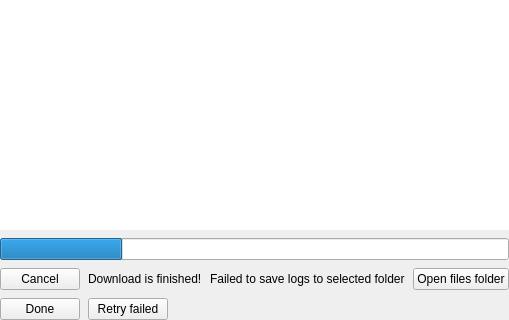
networkoptix/nx_open, file vms/client/nx_vms_client_desktop/src/nx/vms/client/desktop/system_administration/widgets/logs_management_widget.ui: the form before one commit; both pictures show x 0 to 509 and y 287 to 607 of the 509 by 607 pixel window.
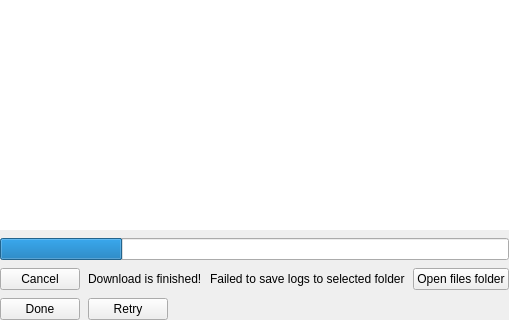
The form after the commit. The open tabs and pages were chosen to show the change. Custom widgets are drawn as their Qt base class.

Commit message: VMS-36088: Log Collection: Fix Retry button label

```diff
--- a/vms/client/nx_vms_client_desktop/src/nx/vms/client/desktop/system_administration/widgets/logs_management_widget.ui
+++ b/vms/client/nx_vms_client_desktop/src/nx/vms/client/desktop/system_administration/widgets/logs_management_widget.ui
@@ -222,7 +222,7 @@
          <item>
           <widget class="QPushButton" name="retryButton">
            <property name="text">
-            <string>Retry failed</string>
+            <string>Retry</string>
            </property>
           </widget>
          </item>
```
